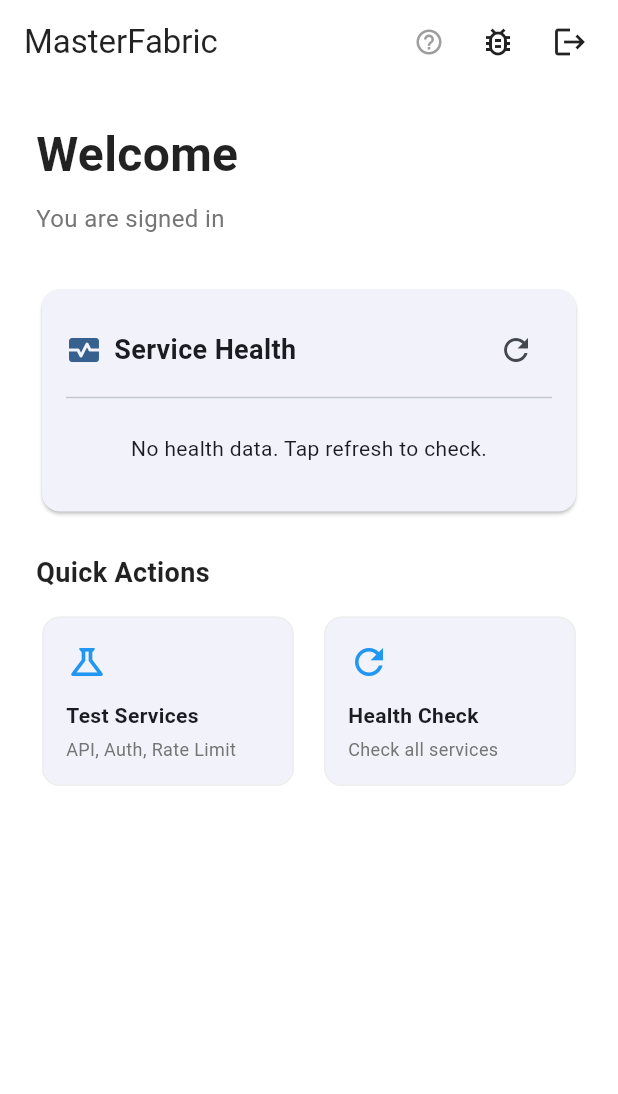
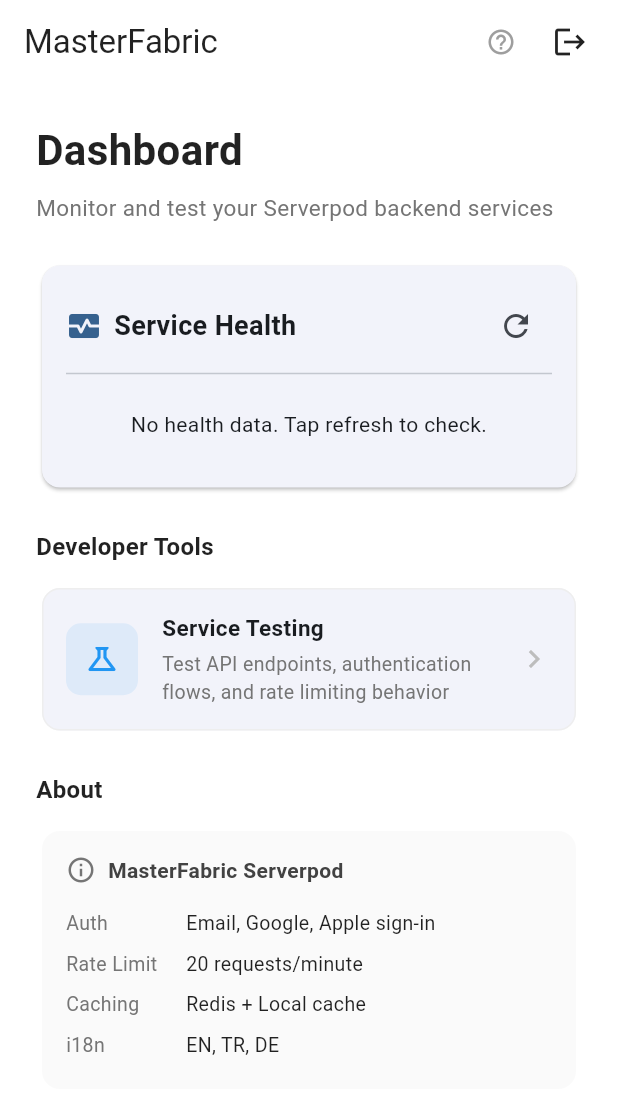
Before and after one commit to gurkanfikretgunak/masterfabric_serverpod, a Flutter app: the HomeScreen screen opened directly, on a phone screen of 412 x 824 dp. Shown: the top 1094 px of the screen. Run offline on Flutter 3.47's test engine with Material 3 defaults, Android fonts, the phone set to English and light mode, and no system bars; our stand-ins replace yaml; missing offline and left inert: serverpod, serverpod_auth_core_client, serverpod_auth_core_server, serverpod_auth_idp_client, serverpod_auth_idp_flutter, serverpod_auth_idp_server and 2 more; statements that could not run were skipped.

Commit message:
feat(home_screen): refactor HomeScreen layout to improve UI and functionality; replace quick actions with developer tools and enhance health status monitoring

```diff
--- a/masterfabric_serverpod_flutter/lib/screens/home_screen.dart
+++ b/masterfabric_serverpod_flutter/lib/screens/home_screen.dart
@@ -17,12 +17,7 @@
         title: const Text('MasterFabric'),
         actions: [
           HealthStatusIndicator(
-            onTap: () => _navigateToServiceTest(context),
-          ),
-          IconButton(
-            icon: const Icon(Icons.bug_report_outlined),
-            tooltip: 'Service Testing',
-            onPressed: () => _navigateToServiceTest(context),
+            onTap: () => HealthService.instance.checkHealth(),
           ),
           IconButton(
             icon: const Icon(Icons.logout),
@@ -33,31 +28,50 @@
         ],
       ),
       body: SafeArea(
-        child: Padding(
+        child: SingleChildScrollView(
           padding: const EdgeInsets.all(24),
           child: Column(
             crossAxisAlignment: CrossAxisAlignment.start,
             children: [
+              // Header
               const Text(
-                'Welcome',
+                'Dashboard',
                 style: TextStyle(
-                  fontSize: 32,
+                  fontSize: 28,
                   fontWeight: FontWeight.bold,
                   color: Colors.black87,
                 ),
               ),
               const SizedBox(height: 8),
               Text(
-                'You are signed in',
+                'Monitor and test your Serverpod backend services',
                 style: TextStyle(
-                  fontSize: 16,
+                  fontSize: 15,
                   color: Colors.grey[600],
                 ),
               ),
-              const SizedBox(height: 32),
+              const SizedBox(height: 24),
+
+              // Health Status
               const HealthStatusCard(),
               const SizedBox(height: 24),
-              _buildQuickActions(context),
+
+              // Developer Tools Section
+              _buildSectionHeader('Developer Tools'),
+              const SizedBox(height: 12),
+              _buildToolCard(
+                context,
+                icon: Icons.science_outlined,
+                title: 'Service Testing',
+                description: 'Test API endpoints, authentication flows, and rate limiting behavior',
+                onTap: () => _navigateToServiceTest(context),
+              ),
+              const SizedBox(height: 24),
+
+              // About Section
+              _buildSectionHeader('About'),
+              const SizedBox(height: 12),
+              _buildInfoCard(),
             ],
           ),
         ),
@@ -65,77 +79,24 @@
     );
   }
 
-  Widget _buildQuickActions(BuildContext context) {
-    return Column(
-      crossAxisAlignment: CrossAxisAlignment.start,
-      children: [
-        const Text(
-          'Quick Actions',
-          style: TextStyle(
-            fontSize: 18,
+  Widget _buildSectionHeader(String title) {
+    return Text(
+      title,
+      style: const TextStyle(
+        fontSize: 16,
         fontWeight: FontWeight.w600,
         color: Colors.black87,
       ),
-        ),
-        const SizedBox(height: 12),
-        Row(
-          children: [
-            Expanded(
-              child: _ActionCard(
-                icon: Icons.science_outlined,
-                title: 'Test Services',
-                subtitle: 'API, Auth, Rate Limit',
-                onTap: () => _navigateToServiceTest(context),
-              ),
-            ),
-            const SizedBox(width: 12),
-            Expanded(
-              child: _ActionCard(
-                icon: Icons.refresh,
-                title: 'Health Check',
-                subtitle: 'Check all services',
-                onTap: () => _runHealthCheck(context),
-              ),
-            ),
-          ],
-        ),
-      ],
     );
   }
 
-  void _navigateToServiceTest(BuildContext context) {
-    Navigator.push(
-      context,
-      MaterialPageRoute(builder: (context) => const ServiceTestScreen()),
-    );
-  }
-
-  void _runHealthCheck(BuildContext context) {
-    HealthService.instance.checkHealth();
-    ScaffoldMessenger.of(context).showSnackBar(
-      const SnackBar(
-        content: Text('Running health check...'),
-        duration: Duration(seconds: 1),
-      ),
-    );
-  }
-}
-
-class _ActionCard extends StatelessWidget {
-  final IconData icon;
-  final String title;
-  final String subtitle;
-  final VoidCallback onTap;
-
-  const _ActionCard({
-    required this.icon,
-    required this.title,
-    required this.subtitle,
-    required this.onTap,
-  });
-
-  @override
-  Widget build(BuildContext context) {
+  Widget _buildToolCard(
+    BuildContext context, {
+    required IconData icon,
+    required String title,
+    required String description,
+    required VoidCallback onTap,
+  }) {
     return Card(
       elevation: 0,
       shape: RoundedRectangleBorder(
@@ -147,30 +108,116 @@
         borderRadius: BorderRadius.circular(12),
         child: Padding(
           padding: const EdgeInsets.all(16),
+          child: Row(
+            children: [
+              Container(
+                padding: const EdgeInsets.all(12),
+                decoration: BoxDecoration(
+                  color: Colors.blue.withAlpha(25),
+                  borderRadius: BorderRadius.circular(10),
+                ),
+                child: Icon(icon, color: Colors.blue, size: 24),
+              ),
+              const SizedBox(width: 16),
+              Expanded(
                 child: Column(
                   crossAxisAlignment: CrossAxisAlignment.start,
                   children: [
-              Icon(icon, color: Colors.blue, size: 28),
-              const SizedBox(height: 12),
                     Text(
                       title,
                       style: const TextStyle(
                         fontWeight: FontWeight.w600,
-                  fontSize: 14,
+                        fontSize: 15,
                       ),
                     ),
                     const SizedBox(height: 4),
                     Text(
-                subtitle,
+                      description,
                       style: TextStyle(
                         color: Colors.grey[600],
-                  fontSize: 12,
+                        fontSize: 13,
                       ),
                     ),
+                  ],
+                ),
+              ),
+              Icon(Icons.chevron_right, color: Colors.grey[400]),
             ],
           ),
         ),
       ),
     );
   }
+
+  Widget _buildInfoCard() {
+    return Card(
+      elevation: 0,
+      color: Colors.grey[50],
+      shape: RoundedRectangleBorder(
+        borderRadius: BorderRadius.circular(12),
+      ),
+      child: Padding(
+        padding: const EdgeInsets.all(16),
+        child: Column(
+          crossAxisAlignment: CrossAxisAlignment.start,
+          children: [
+            Row(
+              children: [
+                Icon(Icons.info_outline, color: Colors.grey[600], size: 20),
+                const SizedBox(width: 8),
+                Text(
+                  'MasterFabric Serverpod',
+                  style: TextStyle(
+                    fontWeight: FontWeight.w600,
+                    color: Colors.grey[800],
+                  ),
+                ),
+              ],
+            ),
+            const SizedBox(height: 12),
+            _buildInfoRow('Auth', 'Email, Google, Apple sign-in'),
+            _buildInfoRow('Rate Limit', '20 requests/minute'),
+            _buildInfoRow('Caching', 'Redis + Local cache'),
+            _buildInfoRow('i18n', 'EN, TR, DE'),
+          ],
+        ),
+      ),
+    );
   }
+
+  Widget _buildInfoRow(String label, String value) {
+    return Padding(
+      padding: const EdgeInsets.symmetric(vertical: 4),
+      child: Row(
+        children: [
+          SizedBox(
+            width: 80,
+            child: Text(
+              label,
+              style: TextStyle(
+                fontSize: 13,
+                color: Colors.grey[600],
+              ),
+            ),
+          ),
+          Expanded(
+            child: Text(
+              value,
+              style: const TextStyle(
+                fontSize: 13,
+                color: Colors.black87,
+              ),
+            ),
+          ),
+        ],
+      ),
+    );
+  }
+
+  void _navigateToServiceTest(BuildContext context) {
+    Navigator.push(
+      context,
+      MaterialPageRoute(builder: (context) => const ServiceTestScreen()),
+    );
+  }
+}
```
Lines whose indentation alone changed are shown as unchanged.
